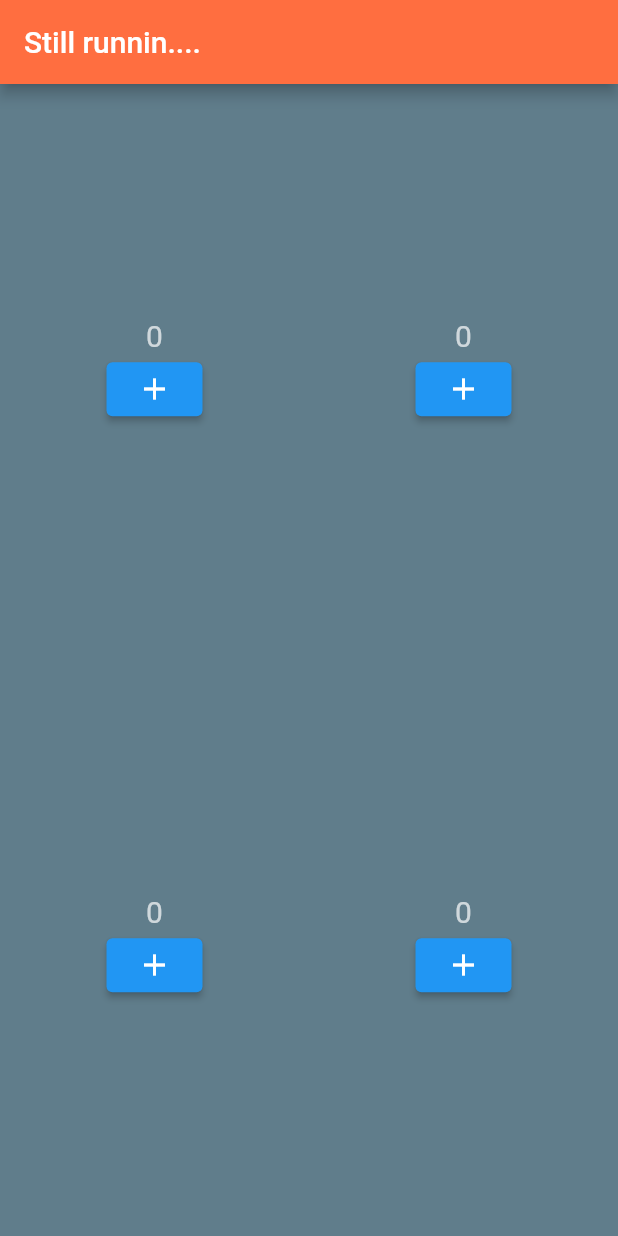
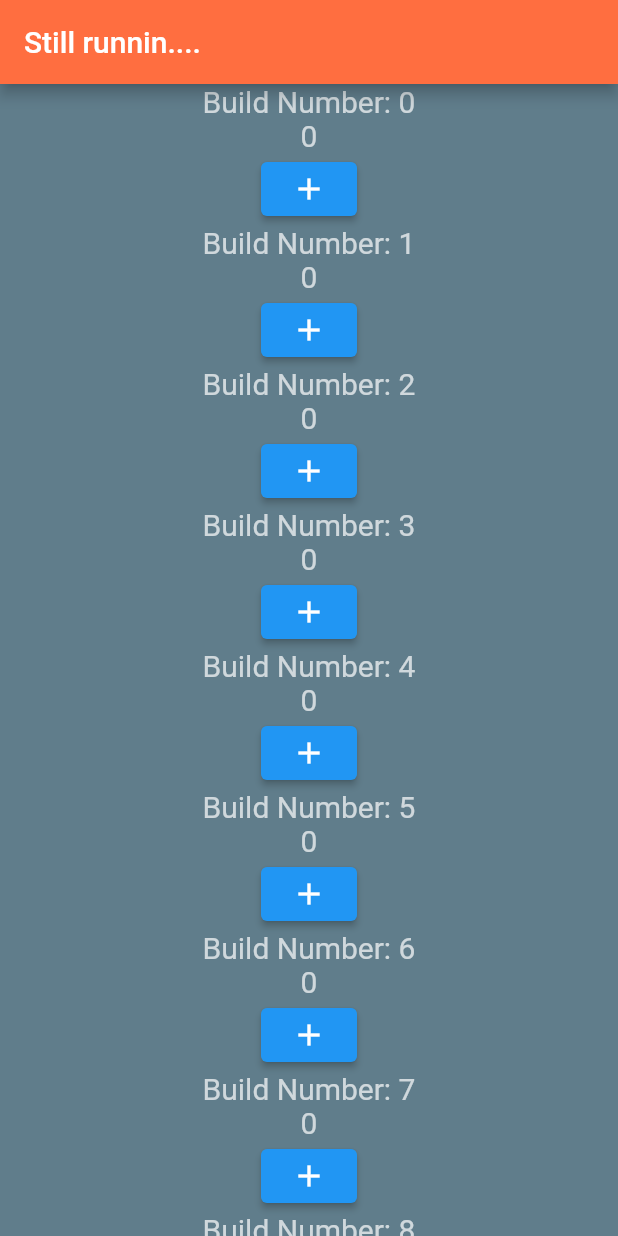
Before and after one commit to nati-m-afw/startup-namer, a Flutter app: the screen it shows after launch, on a phone screen of 412 x 824 dp. Run offline on Flutter 3.47's test engine with Material 2 defaults, Android fonts, the phone set to English and light mode, and no system bars.

Commit message:
ListView Builder

```diff
--- a/lib/main.dart
+++ b/lib/main.dart
@@ -27,32 +27,40 @@ class MyApp extends StatelessWidget {
           appBar: AppBar(
             title: Text('Still runnin....'),
           ),
-          body: Column(
-            // alignment: Alignment.center,
-            // padding: EdgeInsets.fromLTRB(0,30,0,0),
-            mainAxisAlignment: MainAxisAlignment.spaceAround, // Align vertically
-            children:  [
-                Row(
-                    mainAxisAlignment: MainAxisAlignment.spaceAround, // Align horizontally
-                    children: [
-                        HomePage(),
-                        HomePage(),
-                    ]
-                ),
-                Row(
-                    mainAxisAlignment: MainAxisAlignment.spaceAround, // Align horizontally
-                    children: [
-                        HomePage(),
-                        HomePage(),
-                    ]
-                ),
-              ],
-            ),
+          body: ListView.builder(
+            itemCount: 10,
+            itemBuilder: (context, index) {
+              return HomePage(index: index,);
+            },
+          )
+          // Column(
+          //   mainAxisAlignment: MainAxisAlignment.spaceAround, // Align vertically
+          //   children:  [
+          //       Row(
+          //           mainAxisAlignment: MainAxisAlignment.spaceAround, // Align horizontally
+          //           children: [
+          //               HomePage(),
+          //               HomePage(),
+          //           ]
+          //       ),
+          //       Row(
+          //           mainAxisAlignment: MainAxisAlignment.spaceAround, // Align horizontally
+          //           children: [
+          //               HomePage(),
+          //               HomePage(),
+          //           ]
+          //       ),
+          //     ],
+          //   ),
           ),
         );
 }
 
 class HomePage extends StatefulWidget {
+  int index;
+
+  HomePage({required this.index});
+
   @override
   State<StatefulWidget> createState() {
     return _CounterState();
@@ -73,6 +81,7 @@ class _CounterState extends State<HomePage> {
     return Center(
       child: Column(
         children: [
+          Text('Build Number: ${widget.index}'),
           Text('$_counter'),
           ElevatedButton(onPressed: _increment, child: Icon(Icons.add))
         ],
```
